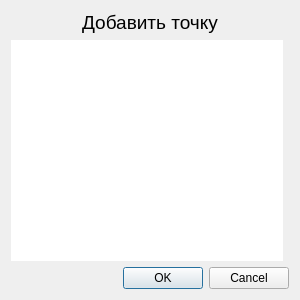
Before: the Qt Designer form KAMEditor/gui/points/addpointdialog.ui in Xtail96/SML, drawn with Qt 5.
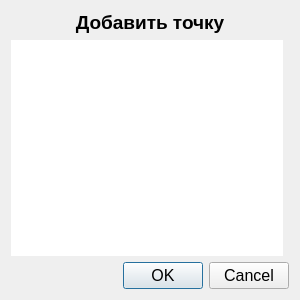
After: the same form once the commit is applied.

Diff of the .ui file:
```diff
--- a/KAMEditor/gui/points/addpointdialog.ui
+++ b/KAMEditor/gui/points/addpointdialog.ui
@@ -10,6 +10,11 @@
     <height>300</height>
    </rect>
   </property>
+  <property name="font">
+   <font>
+    <pointsize>12</pointsize>
+   </font>
+  </property>
   <property name="windowTitle">
    <string>Добавить точку</string>
   </property>
@@ -37,6 +42,8 @@
      <property name="font">
       <font>
        <pointsize>14</pointsize>
+       <weight>75</weight>
+       <bold>true</bold>
       </font>
      </property>
      <property name="text">
```
